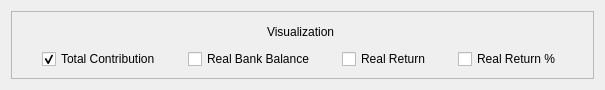
This is ViewProfit/ui/investment_chart_cfg.ui in wwmm/viewprofit as Qt 5 draws it before an edit. The edited form follows.
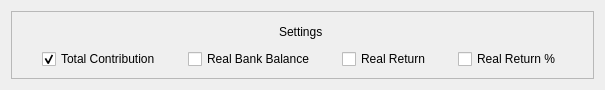
This is the edited form.

What changed in the file:
```diff
--- a/ViewProfit/ui/investment_chart_cfg.ui
+++ b/ViewProfit/ui/investment_chart_cfg.ui
@@ -87,7 +87,7 @@
       <item row="0" column="0" colspan="4" alignment="Qt::AlignHCenter">
        <widget class="QLabel" name="label">
         <property name="text">
-         <string>Visualization</string>
+         <string>Settings</string>
         </property>
        </widget>
       </item>
```
